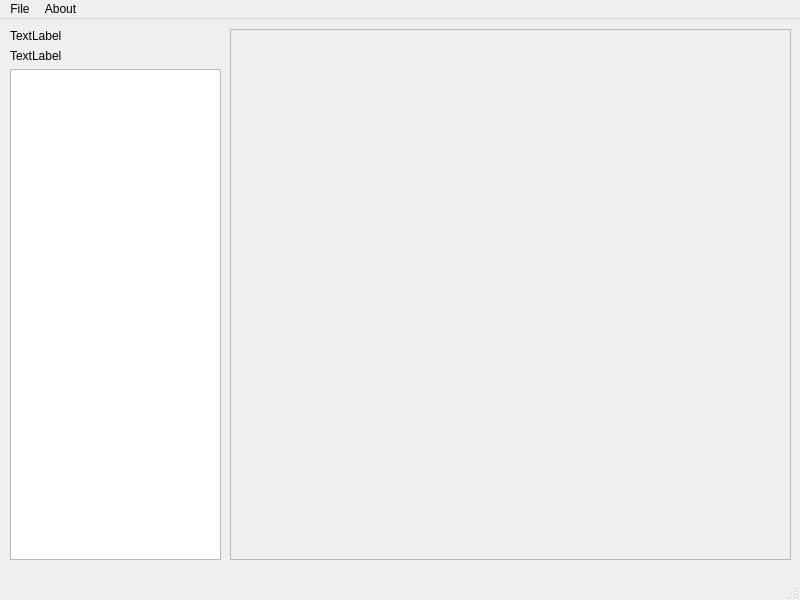
The window that fortune_modified/fortune_client_modified/page.ui (dualjk/Tintero) describes before a commit, drawn with Qt 5.
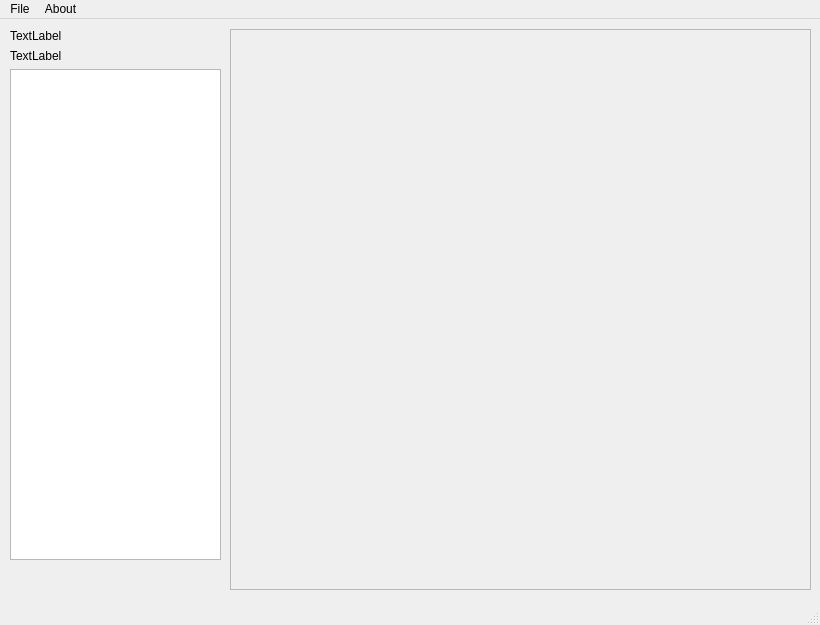
The same window after the commit.

The edit to the form file:
```diff
--- a/fortune_modified/fortune_client_modified/page.ui
+++ b/fortune_modified/fortune_client_modified/page.ui
@@ -6,8 +6,8 @@
    <rect>
     <x>0</x>
     <y>0</y>
-    <width>800</width>
-    <height>600</height>
+    <width>820</width>
+    <height>625</height>
    </rect>
   </property>
   <property name="windowTitle">
@@ -67,8 +67,8 @@
      <rect>
       <x>230</x>
       <y>10</y>
-      <width>561</width>
-      <height>531</height>
+      <width>581</width>
+      <height>561</height>
      </rect>
     </property>
     <property name="widgetResizable">
@@ -79,8 +79,8 @@
       <rect>
        <x>0</x>
        <y>0</y>
-       <width>559</width>
-       <height>529</height>
+       <width>579</width>
+       <height>559</height>
       </rect>
      </property>
      <layout class="QGridLayout" name="gridLayout">
@@ -100,7 +100,7 @@
     <rect>
      <x>0</x>
      <y>0</y>
-     <width>800</width>
+     <width>820</width>
      <height>22</height>
     </rect>
    </property>
```
Left out of the diff: 3 changed lines with no effect on the pictures.
